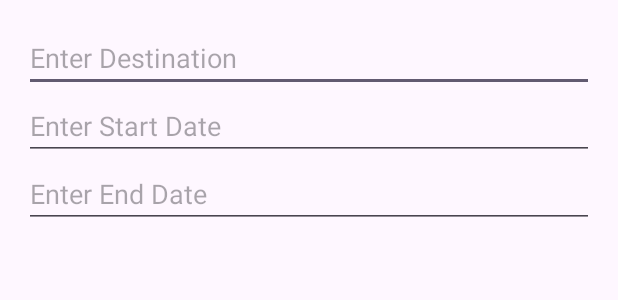
After one commit to tnittala/CS2340C_Team15, an Android app: the layout dialog_modify_trip.xml on its own in the app's theme, with its tools: preview values and no code run, on a phone screen of 412 x 824 dp. The commit adds this screen. Shown: the top 300 px of the screen. Run offline under Robolectric (Android 15) with nearby library versions, the phone set to English and light mode, and no system bars.

Commit message:
Code for Collaborators button to modify trip plans

```diff
--- /dev/null
+++ b/Project/2340Project/app/src/main/res/layout/dialog_modify_trip.xml
@@ -0,0 +1,29 @@
+<?xml version="1.0" encoding="utf-8"?>
+<LinearLayout xmlns:android="http://schemas.android.com/apk/res/android"
+    android:layout_width="match_parent"
+    android:layout_height="wrap_content"
+    android:orientation="vertical"
+    android:padding="16dp">
+
+    <EditText
+        android:id="@+id/editDestination"
+        android:layout_width="match_parent"
+        android:layout_height="wrap_content"
+        android:hint="Enter Destination"
+        android:inputType="text" />
+
+    <EditText
+        android:id="@+id/editStartDate"
+        android:layout_width="match_parent"
+        android:layout_height="wrap_content"
+        android:hint="Enter Start Date"
+        android:inputType="date" />
+
+    <EditText
+        android:id="@+id/editEndDate"
+        android:layout_width="match_parent"
+        android:layout_height="wrap_content"
+        android:hint="Enter End Date"
+        android:inputType="date" />
+
+</LinearLayout>
```
Also changed, not shown: Project/2340Project/app/src/main/java/com/example/a2340project/model/Trip.java (+44 -13 lines), Project/2340Project/app/src/main/java/com/example/a2340project/viewmodels/TripViewModel.java (+55 -1 lines), Project/2340Project/app/src/main/java/com/example/a2340project/views/Logistics.java (+67 -8 lines).
